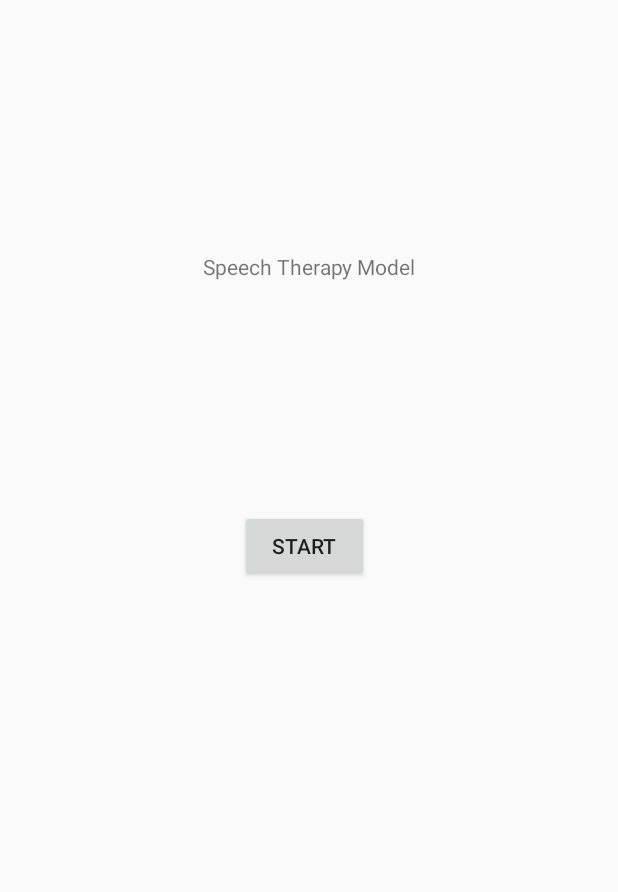
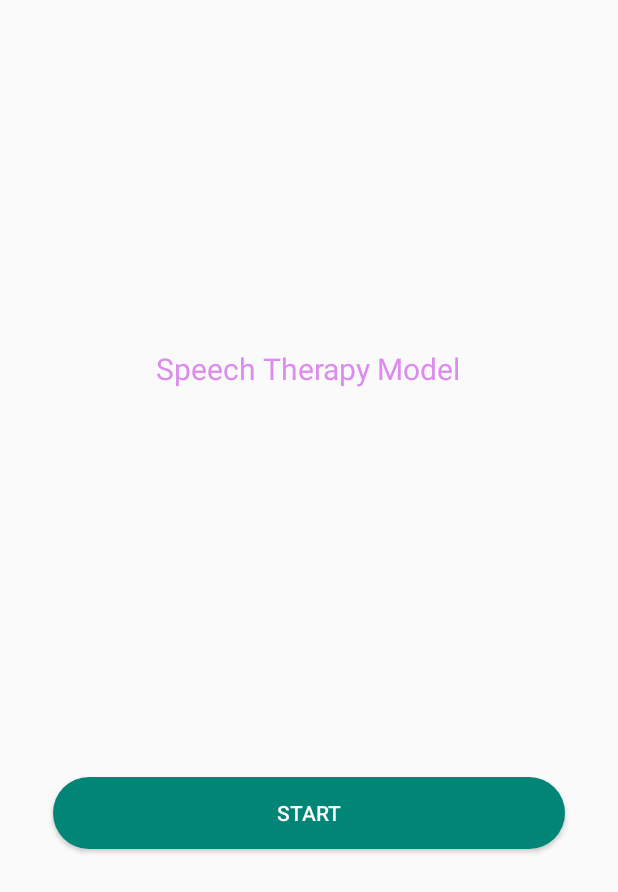
Before and after one commit to missyadavmanisha/HackBvp, an Android app: the VoiceTherapy screen opened directly, with no data from a screen before it, after a tap on "START", on a phone screen of 412 x 824 dp. Shown: the top 892 px of the screen. Run offline under Robolectric (Android 15) with nearby library versions, the phone set to English and light mode, and no system bars; libraries missing offline, so code that uses them is left out: net.ricecode.similarity.

Commit message:
Voice Therapy Changes

```diff
--- a/app/src/main/java/net/manisha/SishuKalyan/HomePageActivity.java
+++ b/app/src/main/java/net/manisha/SishuKalyan/HomePageActivity.java
@@ -44,7 +44,7 @@ public class HomePageActivity extends AppCompatActivity {
         videoDiagnosisCardView = findViewById(R.id.videoDiagnosisCardView);
         speechTherpyCardView = findViewById(R.id.speechTherapyCardView);
         gamesCardView = findViewById(R.id.gamesCardView);
-        immunityCardView = findViewById(R.id.immunizationCardView);
+        immunityCardView = findViewById(R.id.immunityReminderCardView);
         nearByHelpCardView = findViewById(R.id.nearByHelpCardView);
         educationalCardView = findViewById(R.id.educationalCardView);
         govtSchemesCardView = findViewById(R.id.govtSchemsCardView);
@@ -58,7 +58,6 @@ public class HomePageActivity extends AppCompatActivity {
         logoutTextView = findViewById(R.id.logoutTextView);
 
         notificationImageView = findViewById(R.id.notificationImage);
-
 
       /*  CallLanguage callLanguage;
 
@@ -170,6 +169,7 @@ public class HomePageActivity extends AppCompatActivity {
                 startActivity(intent);
             }
         });
+
         dataBankCardView.setOnClickListener(new View.OnClickListener() {
             @Override
             public void onClick(View v) {
@@ -252,6 +252,5 @@ public class HomePageActivity extends AppCompatActivity {
             }
         });
 
-
     }
 }
--- a/app/src/main/java/net/manisha/SishuKalyan/VoiceTherapy.java
+++ b/app/src/main/java/net/manisha/SishuKalyan/VoiceTherapy.java
@@ -4,12 +4,8 @@ import android.content.Intent;
 import android.os.Bundle;
 import android.speech.RecognizerIntent;
 import android.speech.tts.TextToSpeech;
-import android.util.Log;
 import android.view.View;
 import android.widget.Button;
-import android.widget.TextView;
-import android.widget.Toast;
-
 import androidx.appcompat.app.AppCompatActivity;
 
 import net.ricecode.similarity.JaroWinklerStrategy;
@@ -19,35 +15,31 @@ import net.ricecode.similarity.StringSimilarityServiceImpl;
 
 import java.util.ArrayList;
 import java.util.Locale;
+import java.util.Objects;
 
-public class VoiceTherapy extends AppCompatActivity implements TextToSpeech.OnInitListener{
-
-
-        TextView txtText;
-        private TextToSpeech tts;
-
-        ArrayList<String> texts;
+public class VoiceTherapy extends AppCompatActivity implements TextToSpeech.OnInitListener {
 
     int count;
     Button startButton;
+    TextToSpeech tts;
+    ArrayList<String> speechTextList;
 
     @Override
     protected void onCreate(Bundle savedInstanceState) {
         super.onCreate(savedInstanceState);
         setContentView(R.layout.layout_voice_therapy);
 
-            txtText = findViewById(R.id.txtText);
         startButton = findViewById(R.id.startButton);
-            texts = new ArrayList<>();
+        speechTextList = new ArrayList<>();
 
-            texts.add("My mom drove me to school");
-            texts.add("The mouse was so hungry he ran across the kitchen");
-            texts.add("The tape got stuck on my lips so I couldn't talk anymore");
-            texts.add("I found a gold coin on the playground after school today");
-            texts.add("My dad is so funny that he told us jokes all night long");
+        speechTextList.add("My mom drop me to school");
+        speechTextList.add("The mouse was so hungry ");
+        speechTextList.add("I couldn't talk anymore");
+        speechTextList.add("I found a gold coin");
+        speechTextList.add("My dad is so funny");
 
-            tts = new TextToSpeech(VoiceTherapy.this, this);
-
+        tts = new TextToSpeech(this, this);
+        tts.setLanguage(Locale.forLanguageTag("hin"));
 
         startButton.setOnClickListener(new View.OnClickListener() {
             @Override
@@ -60,7 +52,7 @@ public class VoiceTherapy extends AppCompatActivity implements TextToSpeech.OnIn
                     e.printStackTrace();
                 }
 
-                    speakOut(texts.get(count));
+                speakOut(speechTextList.get(count));
 
                 try {
                     Thread.sleep(3000);
@@ -69,14 +61,8 @@ public class VoiceTherapy extends AppCompatActivity implements TextToSpeech.OnIn
                 }
 
                 getSpeechInput(startButton);
-
             }
         });
-
-
-
-
-
     }
 
     public void getSpeechInput(View view) {
@@ -84,34 +70,25 @@ public class VoiceTherapy extends AppCompatActivity implements TextToSpeech.OnIn
         Intent intent = new Intent(RecognizerIntent.ACTION_RECOGNIZE_SPEECH);
         intent.putExtra(RecognizerIntent.EXTRA_LANGUAGE_MODEL, RecognizerIntent.LANGUAGE_MODEL_FREE_FORM);
         intent.putExtra(RecognizerIntent.EXTRA_LANGUAGE, Locale.getDefault());
-
         startActivityForResult(intent, 10);
 
     }
 
-        private void speakOut(String text) {
-
+    public void speakOut(String text) {
         tts.speak(text, TextToSpeech.QUEUE_FLUSH, null);
-
     }
 
     @Override
     protected void onActivityResult(int requestCode, int resultCode, Intent data) {
         super.onActivityResult(requestCode, resultCode, data);
 
-            switch (requestCode) {
-                case 10:
+        if (requestCode == 10) {
             if (resultCode == RESULT_OK && data != null) {
                 ArrayList<String> result = data.getStringArrayListExtra(RecognizerIntent.EXTRA_RESULTS);
 
                 SimilarityStrategy strategy = new JaroWinklerStrategy();
-                        String target = result.get(0);
-
-                        Log.e("Target", target + "");
-
-                        String source = texts.get(count);
-
-                        Log.e("Source", source + "");
+                String target = Objects.requireNonNull(result).get(0);
+                String source = speechTextList.get(count);
 
                 StringSimilarityService service = new StringSimilarityServiceImpl(strategy);
                 double score = service.score(source, target);
@@ -120,27 +97,28 @@ public class VoiceTherapy extends AppCompatActivity implements TextToSpeech.OnIn
 
                     speakOut("Very well done");
                     count++;
-                        }
-                        else if (score > 0.50) {
+                } else if (score > 0.50) {
                     speakOut("You need to practice more");
                     count++;
-                        }
-                        else {
+                } else {
                     speakOut("Oops, you missed it. Please Try again");
                     count--;
                 }
-
-                        Toast.makeText(this, score + "", Toast.LENGTH_SHORT).show();
-
             }
-                    break;
+        } else {
+            throw new IllegalStateException("Unexpected value: " + requestCode);
         }
     }
 
+
     @Override
     public void onInit(int status) {
-            int result = tts.setLanguage(Locale.US);
 
+        if (status == TextToSpeech.SUCCESS) {
+            tts.setLanguage(Locale.forLanguageTag("hin"));
+            tts.setPitch((float) 0.70);
+
+        }
     }
 
     @Override
--- a/app/src/main/res/layout/layout_voice_therapy.xml
+++ b/app/src/main/res/layout/layout_voice_therapy.xml
@@ -5,24 +5,33 @@
     android:layout_height="match_parent">
 
     <TextView
-        android:id="@+id/txtText"
         android:layout_width="wrap_content"
         android:layout_height="wrap_content"
-        android:layout_marginTop="168dp"
+        android:layout_marginTop="212dp"
         android:text="Speech Therapy Model"
+        android:textColor="@color/purpal"
+        android:textSize="20sp"
+        app:layout_constraintBottom_toBottomOf="parent"
+        app:layout_constraintHorizontal_bias="0.497"
         app:layout_constraintLeft_toLeftOf="parent"
         app:layout_constraintRight_toRightOf="parent"
-        app:layout_constraintTop_toTopOf="parent" />
+        app:layout_constraintTop_toTopOf="parent"
+        app:layout_constraintVertical_bias="0.034" />
 
     <Button
         android:id="@+id/startButton"
-        android:layout_width="86dp"
+        android:layout_width="match_parent"
         android:layout_height="wrap_content"
-        android:layout_marginStart="160dp"
-        android:layout_marginLeft="160dp"
-        android:layout_marginTop="340dp"
+        android:layout_margin="35sp"
+        android:layout_marginTop="268dp"
+        android:background="@drawable/btn_shape"
         android:text="Start"
+        android:textColor="@color/white"
+        app:layout_constraintBottom_toBottomOf="parent"
+        app:layout_constraintEnd_toEndOf="parent"
+        app:layout_constraintHorizontal_bias="0.0"
         app:layout_constraintStart_toStartOf="parent"
-        app:layout_constraintTop_toTopOf="parent" />
+        app:layout_constraintTop_toTopOf="parent"
+        app:layout_constraintVertical_bias="0.684" />
 
 </androidx.constraintlayout.widget.ConstraintLayout>
```
Lines whose indentation alone changed are shown as unchanged.
